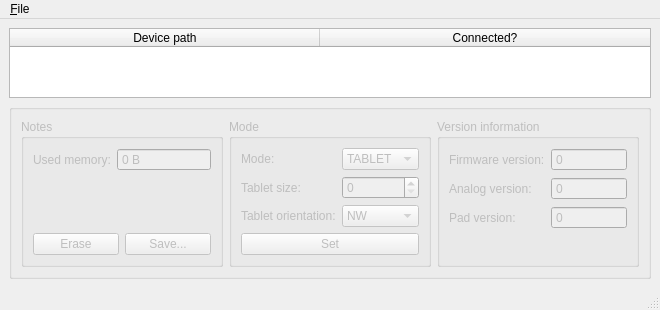
This is m210c-qt/ui/mainwindow.ui in tuomasjjrasanen/m210 as Qt 5 draws it before an edit. The edited form follows.
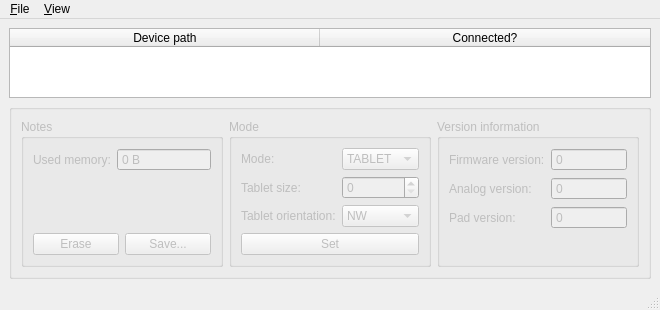
This is the edited form.

Commit message: m210c-qt: By default, version info is hidden and new rows get selected.

What changed in the file:
```diff
--- a/m210c-qt/ui/mainwindow.ui
+++ b/m210c-qt/ui/mainwindow.ui
@@ -334,7 +334,14 @@
      <string>&amp;File</string>
     </property>
    </widget>
+   <widget class="QMenu" name="menuView">
+    <property name="title">
+     <string>&amp;View</string>
+    </property>
+    <addaction name="actionDetails"/>
+   </widget>
    <addaction name="menuFile"/>
+   <addaction name="menuView"/>
   </widget>
   <widget class="QStatusBar" name="statusbar"/>
   <action name="actionQuit">
```
Left out of the diff: 30 changed lines with no effect on the pictures. The commit also changes 1 other file.
